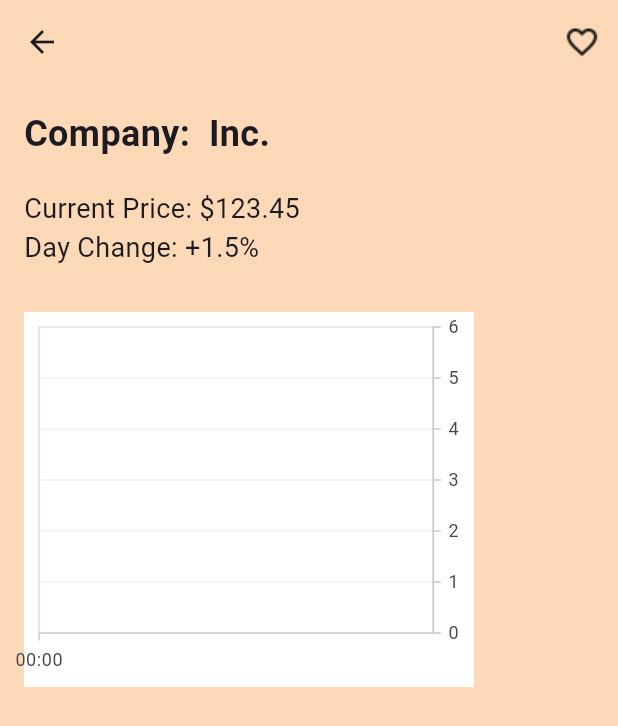
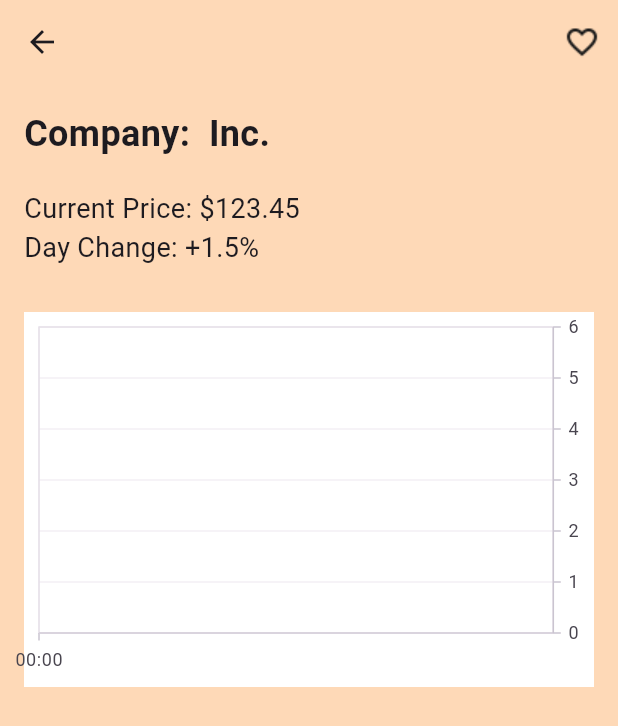
Before and after one commit to tanujkohli83/Stock-Quote-App, a Flutter app: the DetailsScreen screen opened directly with empty values, on a phone screen of 412 x 824 dp. Shown: the top 726 px of the screen. Run offline on Flutter 3.47's test engine with Material 3 defaults, Android fonts, the phone set to English and light mode, and no system bars; our stand-ins replace syncfusion_flutter_charts; network calls fail.

Commit message:
Add updated code files

```diff
--- a/lib/main.dart
+++ b/lib/main.dart
@@ -1,6 +1,5 @@
 import 'package:flutter/material.dart';
 import 'package:provider/provider.dart';
-import 'package:flutter_dotenv/flutter_dotenv.dart';
 import 'screens/home_screen.dart';
 import 'providers/stock_provider.dart';
 
--- a/lib/screens/details_screen.dart
+++ b/lib/screens/details_screen.dart
@@ -1,6 +1,6 @@
 import 'package:flutter/material.dart';
 import '../widgets/stock_chart.dart';
-import '../utils/wishlist_manager.dart'; // import the wishlist manager
+import '../utils/wishlist_manager.dart';
 
 class DetailsScreen extends StatefulWidget {
   final String symbol;
@@ -31,7 +31,6 @@ class _DetailsScreenState extends State<DetailsScreen> {
   Widget build(BuildContext context) {
     return Scaffold(
       appBar: AppBar(
-        title: Text(widget.symbol),
         actions: [
           IconButton(
             onPressed: _toggleWishlist,
@@ -53,10 +52,17 @@ class _DetailsScreenState extends State<DetailsScreen> {
               style: TextStyle(fontSize: 24, fontWeight: FontWeight.bold),
             ),
             SizedBox(height: 20),
+
+            // Optional: You can make this dynamic using API if needed
             Text('Current Price: \$123.45', style: TextStyle(fontSize: 18)),
             Text('Day Change: +1.5%', style: TextStyle(fontSize: 18)),
+
             SizedBox(height: 30),
-            SizedBox(height: 250, child: StockChart()),
+
+            SizedBox(
+              height: 250,
+              child: StockChart(symbol: widget.symbol), // 👈 pass symbol here
+            ),
           ],
         ),
       ),
--- a/lib/widgets/stock_chart.dart
+++ b/lib/widgets/stock_chart.dart
@@ -12,7 +12,9 @@ class StockData {
 }
 
 class StockChart extends StatefulWidget {
-  const StockChart({super.key});
+  final String symbol;
+
+  const StockChart({super.key, required this.symbol});
 
   @override
   State<StockChart> createState() => _StockChartState();
@@ -23,6 +25,13 @@ class _StockChartState extends State<StockChart> {
   bool _isLoading = true;
   Color _lineColor = Colors.green;
 
+  // ✅ Initialize zoomPanBehavior directly to avoid LateInitializationError
+  final ZoomPanBehavior _zoomPanBehavior = ZoomPanBehavior(
+    enablePinching: true,
+    enablePanning: true,
+    zoomMode: ZoomMode.x,
+  );
+
   @override
   void initState() {
     super.initState();
@@ -31,12 +40,16 @@ class _StockChartState extends State<StockChart> {
 
   Future<void> fetchChartData() async {
     final url = Uri.parse(
-      'https://api.twelvedata.com/time_series?symbol=AAPL&interval=1min&outputsize=30&apikey=dbdcc91bbd8f4feab4b4bb4d8d7c7807',
+      'https://api.twelvedata.com/time_series?symbol=${widget.symbol}&interval=1min&outputsize=30&apikey=dbdcc91bbd8f4feab4b4bb4d8d7c7807',
     );
 
     try {
       final response = await http.get(url);
       final data = json.decode(response.body);
+
+      if (data['status'] == 'error') {
+        throw Exception(data['message']);
+      }
 
       final List<StockData> loadedData = [];
 
@@ -68,21 +81,19 @@ class _StockChartState extends State<StockChart> {
   Widget build(BuildContext context) {
     return _isLoading
         ? Center(child: CircularProgressIndicator())
-        : AspectRatio(
-            aspectRatio: 1.2, // Make X and Y fairly equal
+        : Container(
+          width: double.infinity,
+          height: 400,
           child: SfCartesianChart(
             backgroundColor: Colors.white,
             plotAreaBorderWidth: 1,
-              title: ChartTitle(
-                text: '',
-                textStyle: TextStyle(fontSize: 16, fontWeight: FontWeight.bold),
-              ),
-              legend: Legend(isVisible: false),
+            zoomPanBehavior: _zoomPanBehavior,
             tooltipBehavior: TooltipBehavior(enable: true),
             primaryXAxis: DateTimeAxis(
               edgeLabelPlacement: EdgeLabelPlacement.shift,
               dateFormat: DateFormat.Hm(),
               intervalType: DateTimeIntervalType.minutes,
+              labelIntersectAction: AxisLabelIntersectAction.rotate45,
               majorGridLines: MajorGridLines(width: 0.5),
               axisLine: AxisLine(width: 1),
               labelStyle: TextStyle(fontSize: 12),
```
Also changed, not shown: lib/screens/home_screen.dart (+48 -10 lines), lib/widgets/cardWidget.dart (+1 -14 lines). Lines whose indentation alone changed are shown as unchanged.
